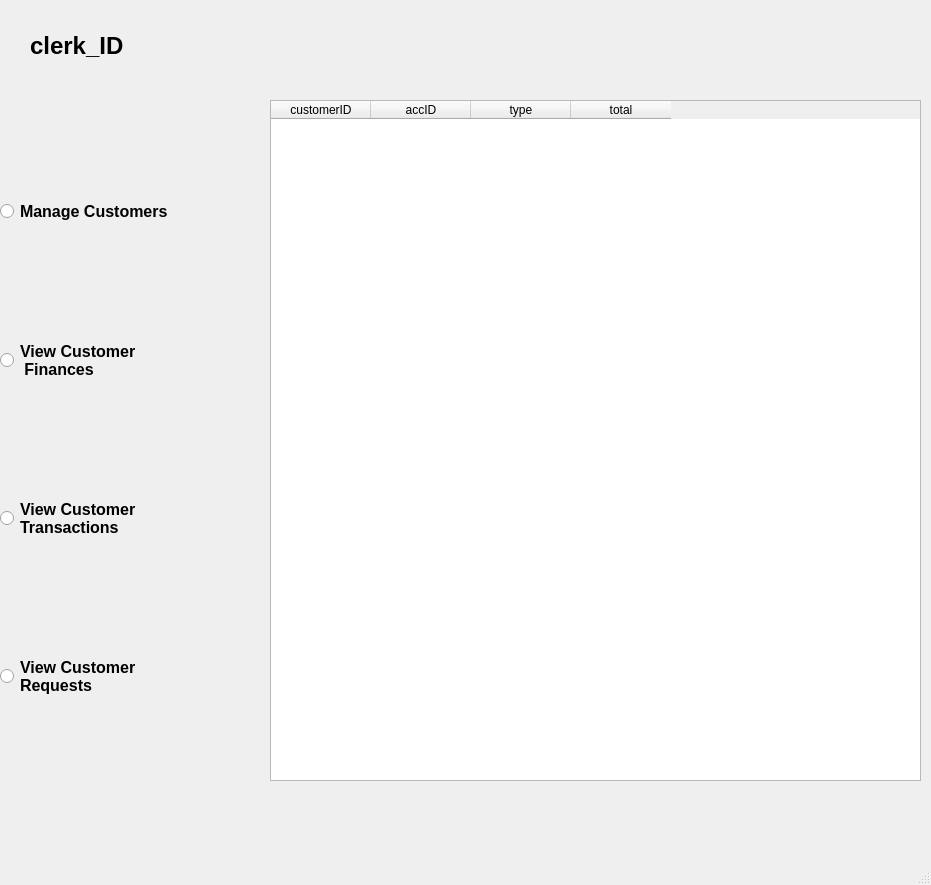
Old version of the form Interface/UI/clerk.ui in the repository m4hosam/bank-managment-system.
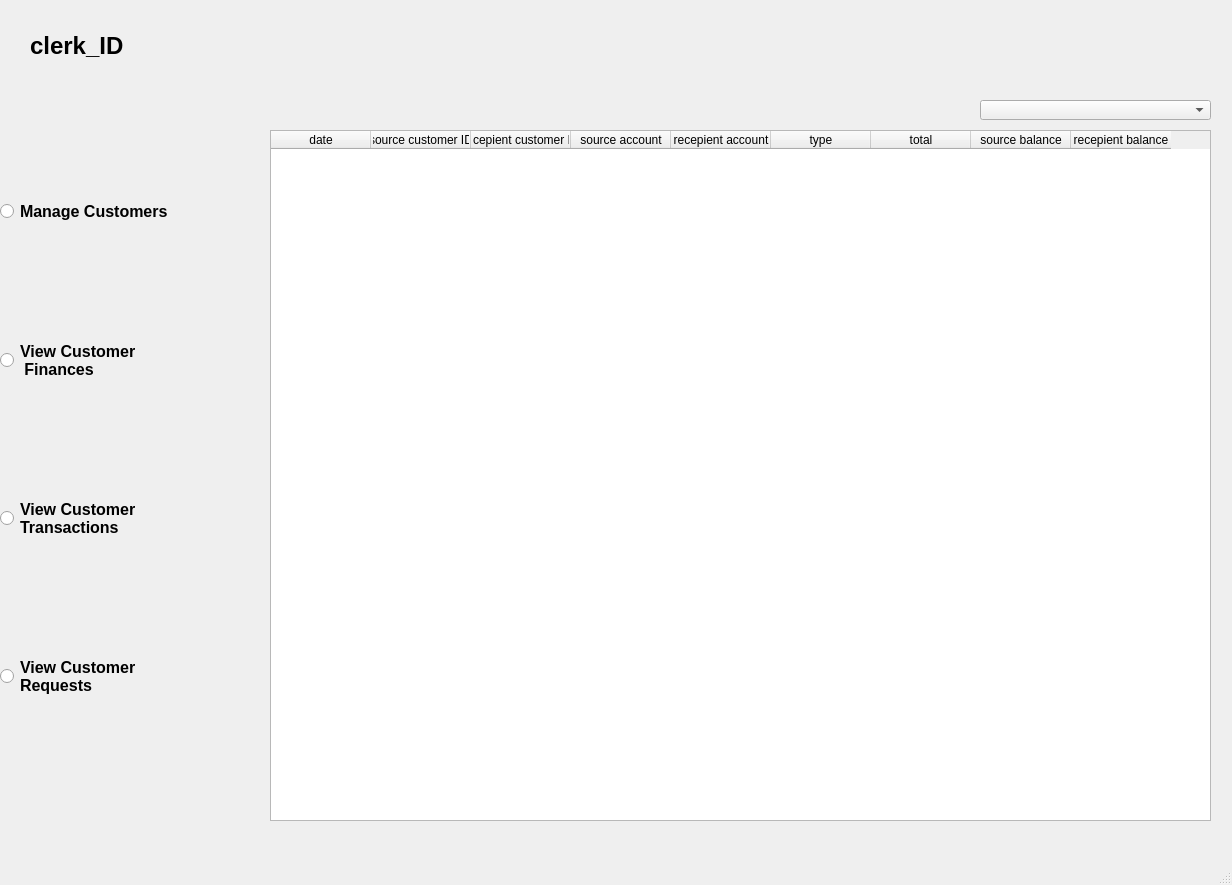
New version of the form. The open tabs and pages were chosen to show the change.

```diff
--- a/Interface/UI/clerk.ui
+++ b/Interface/UI/clerk.ui
@@ -6,7 +6,7 @@
    <rect>
     <x>0</x>
     <y>0</y>
-    <width>931</width>
+    <width>1232</width>
     <height>885</height>
    </rect>
   </property>
@@ -19,7 +19,7 @@
      <rect>
       <x>0</x>
       <y>0</y>
-      <width>931</width>
+      <width>1141</width>
       <height>91</height>
      </rect>
     </property>
@@ -120,7 +120,7 @@
      <rect>
       <x>260</x>
       <y>90</y>
-      <width>661</width>
+      <width>951</width>
       <height>741</height>
      </rect>
     </property>
@@ -315,19 +315,43 @@
       <property name="geometry">
        <rect>
         <x>10</x>
-        <y>10</y>
-        <width>651</width>
-        <height>681</height>
+        <y>40</y>
+        <width>941</width>
+        <height>691</height>
        </rect>
       </property>
+      <property name="iconSize">
+       <size>
+        <width>0</width>
+        <height>0</height>
+       </size>
+      </property>
+      <attribute name="horizontalHeaderMinimumSectionSize">
+       <number>65</number>
+      </attribute>
       <column>
        <property name="text">
-        <string>customerID</string>
+        <string>date</string>
        </property>
       </column>
       <column>
        <property name="text">
-        <string>accID</string>
+        <string>source customer ID</string>
+       </property>
+      </column>
+      <column>
+       <property name="text">
+        <string>recepient customer ID</string>
+       </property>
+      </column>
+      <column>
+       <property name="text">
+        <string>source account</string>
+       </property>
+      </column>
+      <column>
+       <property name="text">
+        <string>recepient account</string>
        </property>
       </column>
       <column>
@@ -340,6 +364,26 @@
         <string>total</string>
        </property>
       </column>
+      <column>
+       <property name="text">
+        <string>source balance</string>
+       </property>
+      </column>
+      <column>
+       <property name="text">
+        <string>recepient balance</string>
+       </property>
+      </column>
+     </widget>
+     <widget class="QComboBox" name="customer_comboBox">
+      <property name="geometry">
+       <rect>
+        <x>720</x>
+        <y>10</y>
+        <width>231</width>
+        <height>20</height>
+       </rect>
+      </property>
      </widget>
     </widget>
     <widget class="QWidget" name="PCustomer_requests">
```
Left out of the diff: 67 changed lines with no effect on the pictures.
